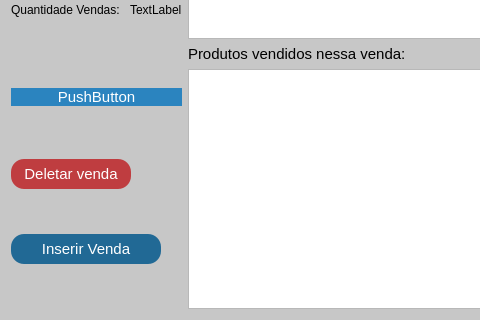
Qt form vendas.ui (GabR36/QEstoqueLoja) before a commit; both pictures show x 0 to 480 and y 296 to 616 of the 956 by 616 pixel window.
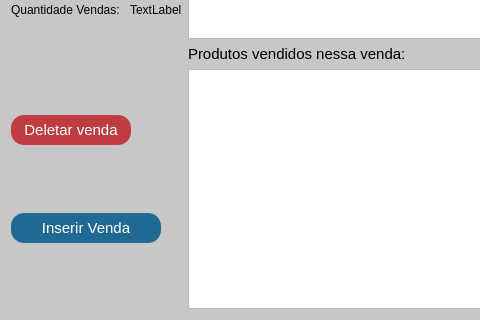
The same form after that commit. Icons and pictures are not drawn.

Commit message: context menu imprimirReciboVenda funcionando porem bug no pagamento recibo

What changed in the file:
```diff
--- a/vendas.ui
+++ b/vendas.ui
@@ -259,13 +259,6 @@
    </item>
    <item row="2" column="0">
     <layout class="QVBoxLayout" name="verticalLayout_5">
-     <item>
-      <widget class="QPushButton" name="testebutton">
-       <property name="text">
-        <string>PushButton</string>
-       </property>
-      </widget>
-     </item>
      <item>
       <widget class="QPushButton" name="Btn_DeletarVenda">
        <property name="sizePolicy">
```
The commit also changes 4 other files.
